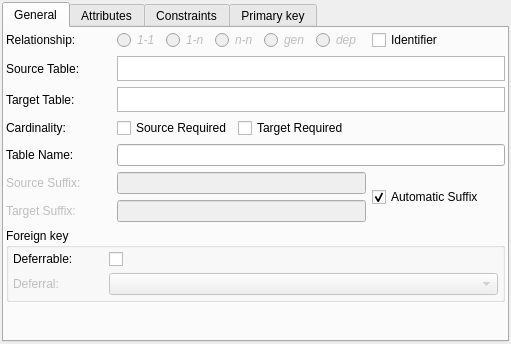
First picture: the form in libpgmodeler_ui/ui/relacionamentowidget.ui, repository pgmodeler/pgmodeler, before the edit.
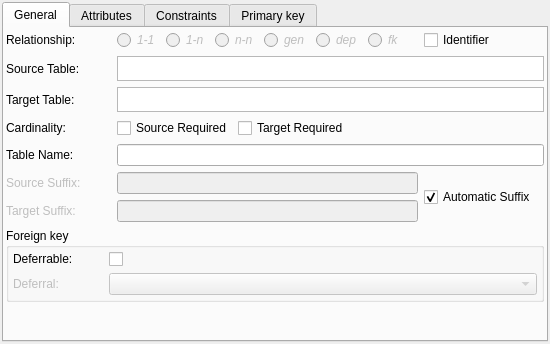
Second picture: the form after the edit.

Patch:
```diff
--- a/libpgmodeler_ui/ui/relacionamentowidget.ui
+++ b/libpgmodeler_ui/ui/relacionamentowidget.ui
@@ -6,7 +6,7 @@
    <rect>
     <x>0</x>
     <y>0</y>
-    <width>511</width>
+    <width>550</width>
     <height>344</height>
    </rect>
   </property>
@@ -231,6 +231,42 @@
             <bool>false</bool>
            </property>
            <property name="sizePolicy">
+            <sizepolicy hsizetype="Fixed" vsizetype="Fixed">
+             <horstretch>0</horstretch>
+             <verstretch>0</verstretch>
+            </sizepolicy>
+           </property>
+           <property name="minimumSize">
+            <size>
+             <width>0</width>
+             <height>0</height>
+            </size>
+           </property>
+           <property name="maximumSize">
+            <size>
+             <width>16777215</width>
+             <height>16777215</height>
+            </size>
+           </property>
+           <property name="font">
+            <font>
+             <italic>true</italic>
+            </font>
+           </property>
+           <property name="toolTip">
+            <string>Dependency / Copy relationship</string>
+           </property>
+           <property name="text">
+            <string>dep</string>
+           </property>
+          </widget>
+         </item>
+         <item>
+          <widget class="QRadioButton" name="rel_fk_rb">
+           <property name="enabled">
+            <bool>false</bool>
+           </property>
+           <property name="sizePolicy">
             <sizepolicy hsizetype="Expanding" vsizetype="Fixed">
              <horstretch>0</horstretch>
              <verstretch>0</verstretch>
@@ -257,7 +293,7 @@
             <string>Dependency relationship</string>
            </property>
            <property name="text">
-            <string>dep</string>
+            <string>fk</string>
            </property>
           </widget>
          </item>
```
Left out of the diff: 8 changed lines with no effect on the pictures.
